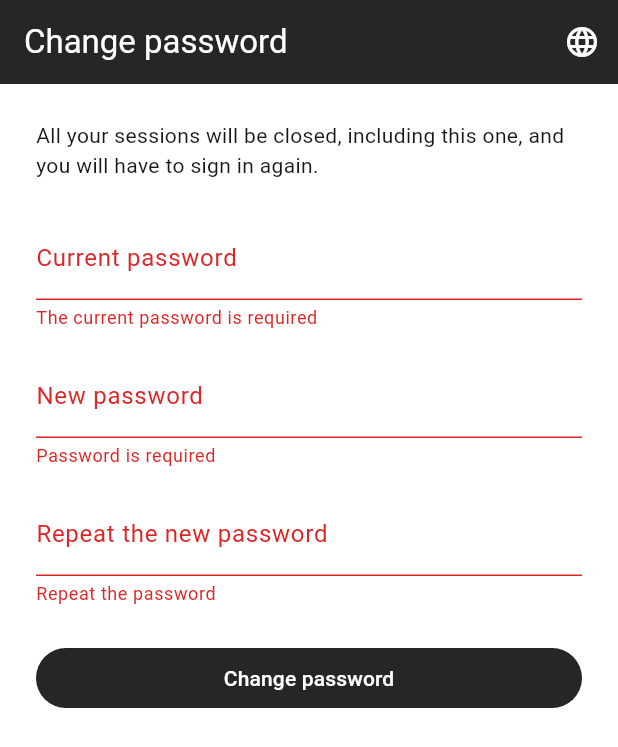
After one commit to Mau8877/DevelopLayout, a Flutter app: the CambiarPasswordScreen screen opened by its route, after a tap on "Change password", on a phone screen of 412 x 824 dp. The commit adds this screen. Shown: the top 747 px of the screen. Run offline on Flutter 3.47's test engine with Material 3 defaults, Android fonts, the phone set to English and light mode, and no system bars; our stand-ins replace dio, flutter_dotenv, flutter_riverpod, flutter_secure_storage, go_router; accounts and stored records are empty; network calls fail.

Commit message:
feat[MOBILE]: Cambiar la contraseña desde la app y medir su límite en bytes

```diff
--- a/projects/mobile/lib/core/routing/app_router.dart
+++ b/projects/mobile/lib/core/routing/app_router.dart
@@ -4,6 +4,7 @@ import 'package:go_router/go_router.dart';
 
 import '../../features/auth/models/usuario_sesion.dart';
 import '../../features/auth/providers/auth_provider.dart';
+import '../../features/auth/screens/cambiar_password_screen.dart';
 import '../../features/auth/screens/forgot_password_screen.dart';
 import '../../features/auth/screens/login_screen.dart';
 import '../../features/auth/screens/mis_sesiones_screen.dart';
@@ -15,6 +16,7 @@ const rutaCargando = '/loading';
 const rutaInicio = '/';
 const rutaOlvidePassword = '/forgot-password';
 const rutaMisSesiones = '/my-sessions';
+const rutaCambiarPassword = '/change-password';
 
 /// Rutas a las que se entra sin sesión. Con sesión, llevan a inicio.
 const _rutasSinSesion = {rutaLogin, rutaOlvidePassword};
@@ -57,6 +59,7 @@ final routerProvider = Provider<GoRouter>((ref) {
       ),
       GoRoute(path: rutaInicio, builder: (context, state) => const _InicioPorRol()),
       GoRoute(path: rutaMisSesiones, builder: (context, state) => const MisSesionesScreen()),
+      GoRoute(path: rutaCambiarPassword, builder: (context, state) => const CambiarPasswordScreen()),
     ],
   );
   ref.onDispose(router.dispose);
--- a/projects/mobile/lib/features/auth/language/en.json
+++ b/projects/mobile/lib/features/auth/language/en.json
@@ -8,7 +8,10 @@
     "correoInvalido": "The email is not valid",
     "passwordObligatoria": "Password is required",
     "passwordCorta": "The password must be at least 8 characters long",
-    "passwordLarga": "The password is too long"
+    "passwordLarga": "The password is too long",
+    "passwordActualObligatoria": "The current password is required",
+    "repetirPassword": "Repeat the password",
+    "passwordsDistintas": "The passwords do not match"
   },
   "login": {
     "titulo": "Sign in",
@@ -40,5 +43,14 @@
     "appMovil": "Mobile app",
     "desconocido": "Unknown device",
     "navegadorEn": "{{navegador}} on {{sistema}}"
+  },
+  "cambiarPassword": {
+    "titulo": "Change password",
+    "aviso": "All your sessions will be closed, including this one, and you will have to sign in again.",
+    "actual": "Current password",
+    "nueva": "New password",
+    "confirmacion": "Repeat the new password",
+    "boton": "Change password",
+    "exito": "Password changed. Sign in with the new one."
   }
 }
--- /dev/null
+++ b/projects/mobile/lib/features/auth/screens/cambiar_password_screen.dart
@@ -0,0 +1,133 @@
+import 'dart:convert';
+
+import 'package:flutter/material.dart';
+import 'package:flutter_riverpod/flutter_riverpod.dart';
+
+import '../../../core/network/error_message.dart';
+import '../../../shared/language/app_texts.dart';
+import '../../../shared/widgets/app_button.dart';
+import '../../../shared/widgets/app_text_field.dart';
+import '../../../shared/widgets/error_snack_bar.dart';
+import '../../../shared/widgets/selector_idioma.dart';
+import '../providers/auth_provider.dart';
+import 'login_screen.dart' show validarPassword;
+
+/// La actual solo tiene que estar y caber en lo que admite el servidor.
+String? validarPasswordActual(String? value) {
+  final texto = value ?? '';
+  if (texto.isEmpty) return 'auth:validacion.passwordActualObligatoria';
+  if (utf8.encode(texto).length > 72) return 'auth:validacion.passwordLarga';
+  return null;
+}
+
+String? validarConfirmacion(String? value, String nueva) {
+  if ((value ?? '').isEmpty) return 'auth:validacion.repetirPassword';
+  if (value != nueva) return 'auth:validacion.passwordsDistintas';
+  return null;
+}
+
+/// Cambio de la propia contraseña. El servidor cierra todas las sesiones, así
+/// que al lograrlo la app vuelve al login.
+class CambiarPasswordScreen extends ConsumerStatefulWidget {
+  const CambiarPasswordScreen({super.key});
+
+  @override
+  ConsumerState<CambiarPasswordScreen> createState() => _CambiarPasswordScreenState();
+}
+
+class _CambiarPasswordScreenState extends ConsumerState<CambiarPasswordScreen> {
+  final _formKey = GlobalKey<FormState>();
+  final _actualController = TextEditingController();
+  final _nuevaController = TextEditingController();
+  final _confirmacionController = TextEditingController();
+  bool _enviando = false;
+
+  @override
+  void dispose() {
+    _actualController.dispose();
+    _nuevaController.dispose();
+    _confirmacionController.dispose();
+    super.dispose();
+  }
+
+  Future<void> _enviar() async {
+    if (_enviando || !(_formKey.currentState?.validate() ?? false)) return;
+    setState(() => _enviando = true);
+    // * Se toman antes: al cerrarse la sesión el router quita esta pantalla.
+    final mensajero = ScaffoldMessenger.of(context);
+    final aviso = context.t('auth:cambiarPassword.exito');
+    try {
+      await ref
+          .read(authProvider.notifier)
+          .cambiarPassword(_actualController.text, _nuevaController.text);
+      mensajero
+        ..hideCurrentSnackBar()
+        ..showSnackBar(SnackBar(content: Text(aviso)));
+    } catch (error) {
+      if (mounted) mostrarError(context, context.traducir(mensajeDeError(error)));
+    } finally {
+      if (mounted) setState(() => _enviando = false);
+    }
+  }
+
+  @override
+  Widget build(BuildContext context) {
+    return Scaffold(
+      appBar: AppBar(
+        title: Text(context.t('auth:cambiarPassword.titulo')),
+        actions: const [SelectorIdioma()],
+      ),
+      body: SafeArea(
+        child: SingleChildScrollView(
+          padding: const EdgeInsets.all(24),
+          child: Form(
+            key: _formKey,
+            child: Column(
+              crossAxisAlignment: CrossAxisAlignment.stretch,
+              children: [
+                Text(context.t('auth:cambiarPassword.aviso')),
+                const SizedBox(height: 24),
+                AppTextField(
+                  label: context.t('auth:cambiarPassword.actual'),
+                  controller: _actualController,
+                  validator: context.validador(validarPasswordActual),
+                  obscureText: true,
+                  autofillHints: const [AutofillHints.password],
+                  textInputAction: TextInputAction.next,
+                  enabled: !_enviando,
+                ),
+                const SizedBox(height: 16),
+                AppTextField(
+                  label: context.t('auth:cambiarPassword.nueva'),
+                  controller: _nuevaController,
+                  validator: context.validador(validarPassword),
+                  obscureText: true,
+                  autofillHints: const [AutofillHints.newPassword],
+                  textInputAction: TextInputAction.next,
+                  enabled: !_enviando,
+                ),
+                const SizedBox(height: 16),
+                AppTextField(
+                  label: context.t('auth:cambiarPassword.confirmacion'),
+                  controller: _confirmacionController,
+                  validator: context.validador((valor) => validarConfirmacion(valor, _nuevaController.text)),
+                  obscureText: true,
+                  autofillHints: const [AutofillHints.newPassword],
+                  textInputAction: TextInputAction.done,
+                  enabled: !_enviando,
+                  onFieldSubmitted: (_) => _enviar(),
+                ),
+                const SizedBox(height: 24),
+                AppButton(
+                  texto: context.t('auth:cambiarPassword.boton'),
+                  cargando: _enviando,
+                  onPressed: _enviar,
+                ),
+              ],
+            ),
+          ),
+        ),
+      ),
+    );
+  }
+}
--- a/projects/mobile/lib/features/auth/screens/login_screen.dart
+++ b/projects/mobile/lib/features/auth/screens/login_screen.dart
@@ -1,3 +1,5 @@
+import 'dart:convert';
+
 import 'package:flutter/material.dart';
 import 'package:flutter_riverpod/flutter_riverpod.dart';
 import 'package:go_router/go_router.dart';
@@ -24,7 +26,8 @@ String? validarPassword(String? value) {
   final texto = value ?? '';
   if (texto.isEmpty) return 'auth:validacion.passwordObligatoria';
   if (texto.length < 8) return 'auth:validacion.passwordCorta';
-  if (texto.codeUnits.length > 72) return 'auth:validacion.passwordLarga';
+  // * Bytes y no caracteres, como en la web y el backend (límite de BCrypt).
+  if (utf8.encode(texto).length > 72) return 'auth:validacion.passwordLarga';
   return null;
 }
 
--- a/projects/mobile/lib/features/auth/services/auth_service.dart
+++ b/projects/mobile/lib/features/auth/services/auth_service.dart
@@ -28,6 +28,14 @@ class AuthService {
     await _dio.post<dynamic>('/auth/password/forgot', data: {'email': email});
   }
 
+  /// `POST /auth/password/change`. El backend cierra todas las sesiones.
+  Future<void> cambiarPassword(String actual, String nueva) async {
+    await _dio.post<dynamic>(
+      '/auth/password/change',
+      data: {'passwordActual': actual, 'passwordNueva': nueva},
+    );
+  }
+
   /// `GET /auth/me`: el usuario de la sesión actual según el backend.
   Future<UsuarioSesion> me() async {
     final response = await _dio.get<Map<String, dynamic>>('/auth/me');
--- a/projects/mobile/lib/layouts/admin/admin_shell.dart
+++ b/projects/mobile/lib/layouts/admin/admin_shell.dart
@@ -52,6 +52,11 @@ class _AdminShellState extends ConsumerState<AdminShell> {
             onPressed: () => context.push(rutaMisSesiones),
           ),
           IconButton(
+            icon: const Icon(Icons.password),
+            tooltip: context.t('shared:navegacion.cambiarPassword'),
+            onPressed: () => context.push(rutaCambiarPassword),
+          ),
+          IconButton(
             icon: const Icon(Icons.logout),
             tooltip: context.t('shared:cabecera.cerrarSesion'),
             onPressed: () => ref.read(authProvider.notifier).logout(),
--- a/projects/mobile/lib/layouts/usuario/usuario_shell.dart
+++ b/projects/mobile/lib/layouts/usuario/usuario_shell.dart
@@ -52,6 +52,11 @@ class _UsuarioShellState extends ConsumerState<UsuarioShell> {
             onPressed: () => context.push(rutaMisSesiones),
           ),
           IconButton(
+            icon: const Icon(Icons.password),
+            tooltip: context.t('shared:navegacion.cambiarPassword'),
+            onPressed: () => context.push(rutaCambiarPassword),
+          ),
+          IconButton(
             icon: const Icon(Icons.logout),
             tooltip: context.t('shared:cabecera.cerrarSesion'),
             onPressed: () => ref.read(authProvider.notifier).logout(),
--- a/projects/mobile/lib/shared/language/en.json
+++ b/projects/mobile/lib/shared/language/en.json
@@ -24,7 +24,8 @@
     "usuarios": "Users",
     "pedidos": "Orders",
     "perfil": "Profile",
-    "misSesiones": "My sessions"
+    "misSesiones": "My sessions",
+    "cambiarPassword": "Change password"
   },
   "layout": {
     "ejemplo": "Sample screen. The content of \"{{seccion}}\" will go here once that feature exists."
--- a/projects/mobile/lib/shared/language/es.json
+++ b/projects/mobile/lib/shared/language/es.json
@@ -24,7 +24,8 @@
     "usuarios": "Usuarios",
     "pedidos": "Pedidos",
     "perfil": "Perfil",
-    "misSesiones": "Mis sesiones"
+    "misSesiones": "Mis sesiones",
+    "cambiarPassword": "Cambiar contraseña"
   },
   "layout": {
     "ejemplo": "Pantalla de ejemplo. Aquí irá el contenido de «{{seccion}}» cuando exista esa función."
--- a/projects/mobile/lib/shared/widgets/app_text_field.dart
+++ b/projects/mobile/lib/shared/widgets/app_text_field.dart
@@ -33,6 +33,9 @@ class AppTextField extends StatelessWidget {
       validator: validator,
       keyboardType: keyboardType,
       obscureText: obscureText,
+      // * Lo que se oculta tampoco se corrige ni se sugiere.
+      autocorrect: !obscureText,
+      enableSuggestions: !obscureText,
       autofillHints: autofillHints,
       textInputAction: textInputAction,
       enabled: enabled,
```
Also changed, not shown: projects/mobile/lib/features/auth/language/es.json (+13 -1 lines), projects/mobile/lib/features/auth/providers/auth_provider.dart (+10 -0 lines), 1 other file.
